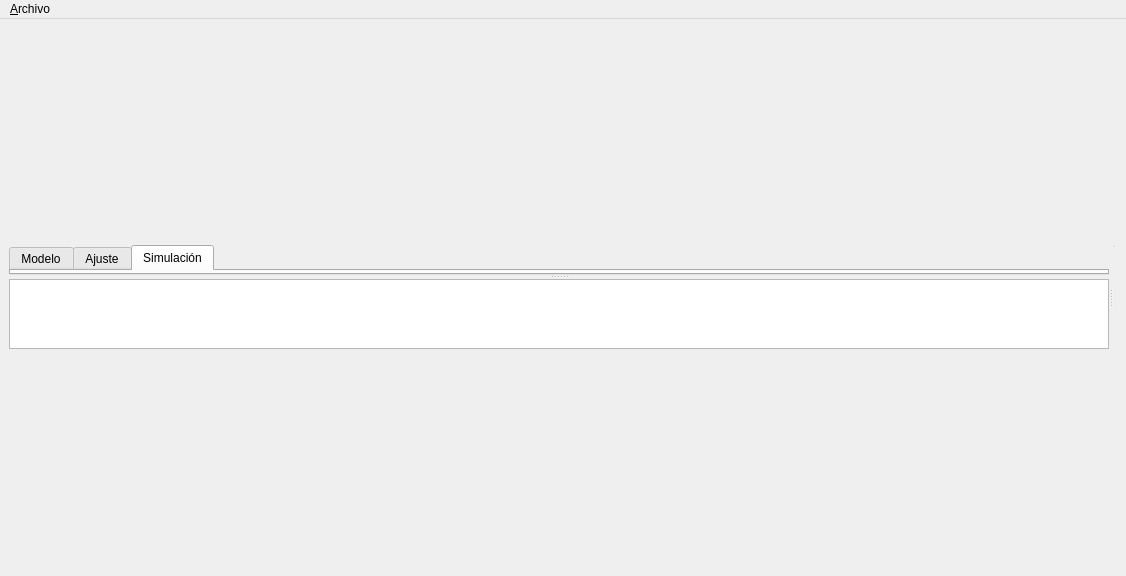
First picture: the form in interface.ui, repository Lu-Antonucci/CorrosionEIS, before the edit.
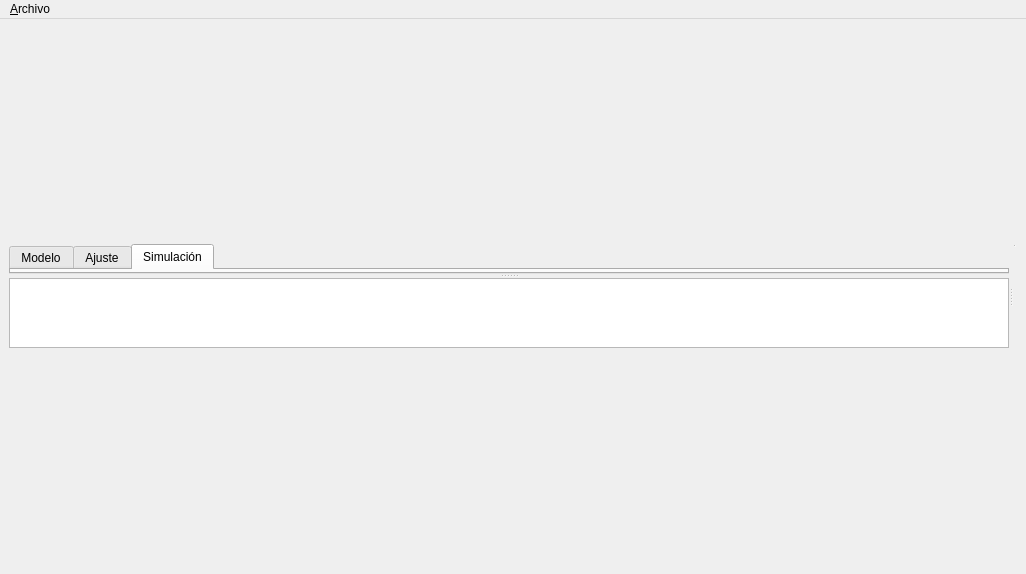
Second picture: the form after the edit. The open tabs and pages were chosen to show the change.

Commit message: Actualización de elementos en la interface. Incorporación en el Readme de los nombres de los distintos objetos usados en la interface, y cual es su objetivo/función.

```diff
--- a/interface.ui
+++ b/interface.ui
@@ -9,8 +9,8 @@
    <rect>
     <x>0</x>
     <y>0</y>
-    <width>1126</width>
-    <height>576</height>
+    <width>1026</width>
+    <height>574</height>
    </rect>
   </property>
   <property name="contextMenuPolicy">
@@ -292,7 +292,7 @@
     <rect>
      <x>0</x>
      <y>0</y>
-     <width>1126</width>
+     <width>1026</width>
      <height>20</height>
     </rect>
    </property>
```
Left out of the diff: 89 changed lines with no effect on the pictures. The commit also changes 3 other files.
